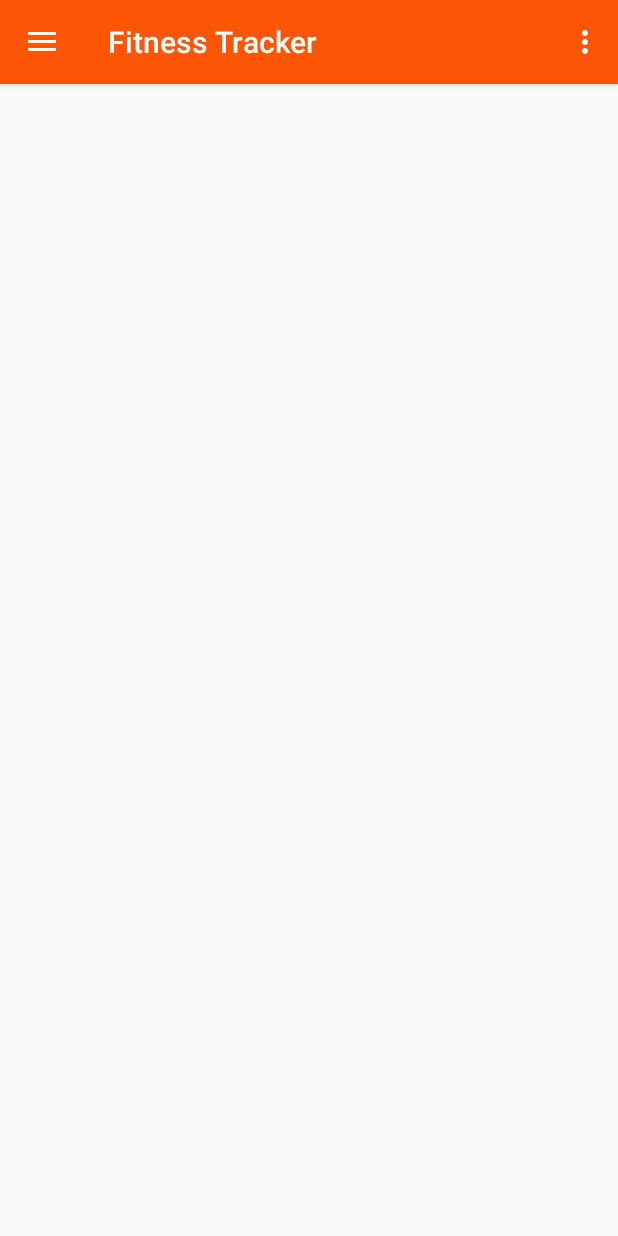
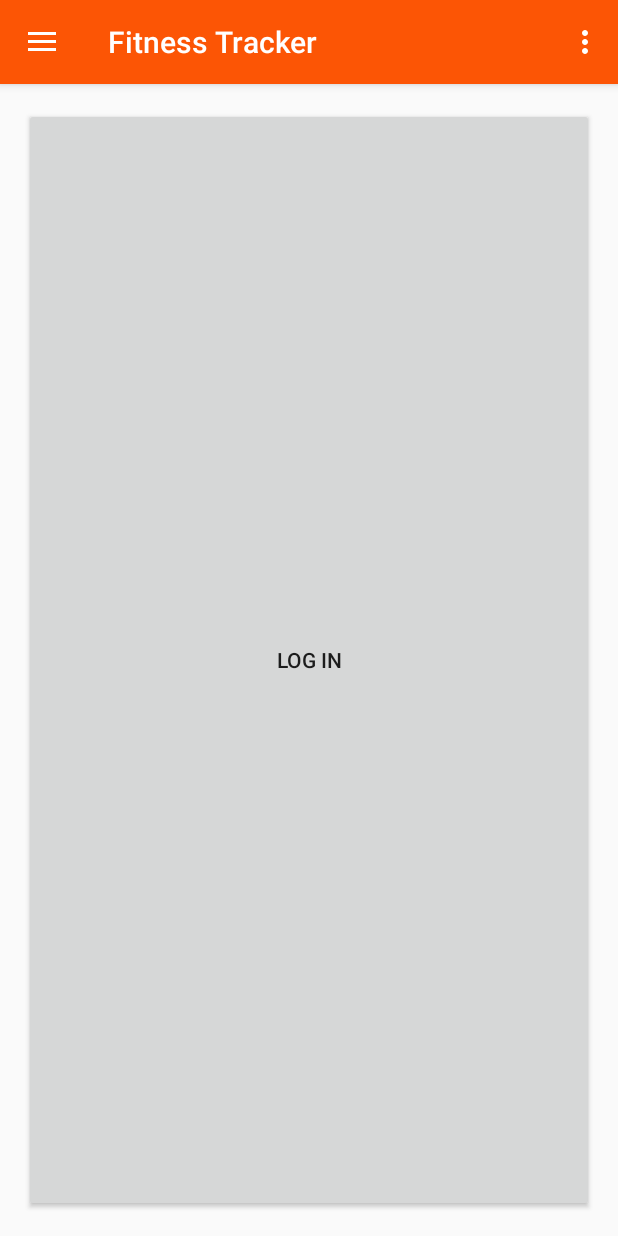
Before and after one commit to ChadFunckes/FitnessApplication, an Android app: the screen it shows after launch (MainActivity), on a phone screen of 412 x 824 dp. Run offline under Robolectric (Android 15) with nearby library versions, the phone set to English and light mode, and no system bars.

Commit message:
added login stub
big login button installed

```diff
--- a/app/src/main/res/layout/content_main.xml
+++ b/app/src/main/res/layout/content_main.xml
@@ -16,5 +16,12 @@
     android:layout_height="fill_parent">
 </FrameLayout>
 
+    <Button
+        android:text="@string/LogIn"
+        android:id="@+id/button"
+        android:layout_width="fill_parent"
+        android:layout_height="fill_parent"
+        android:onClick="deleteThis"/>
+
 
 </RelativeLayout>
--- a/app/src/main/res/values/strings.xml
+++ b/app/src/main/res/values/strings.xml
@@ -10,4 +10,5 @@
 
 <!-- TODO: Remove or change this placeholder text -->
     <string name="hello_blank_fragment">Hello blank fragment</string>
+    <string name="LogIn">Log In</string>
 </resources>
```
Also changed, not shown: app/src/main/AndroidManifest.xml (+8 -0 lines), app/src/main/java/ismgapps/fitnessapplication/LogIn.java (added, +18 -0 lines), app/src/main/java/ismgapps/fitnessapplication/MainActivity.java (+7 -0 lines), app/src/main/res/layout/log_in.xml (added, +10 -0 lines).
